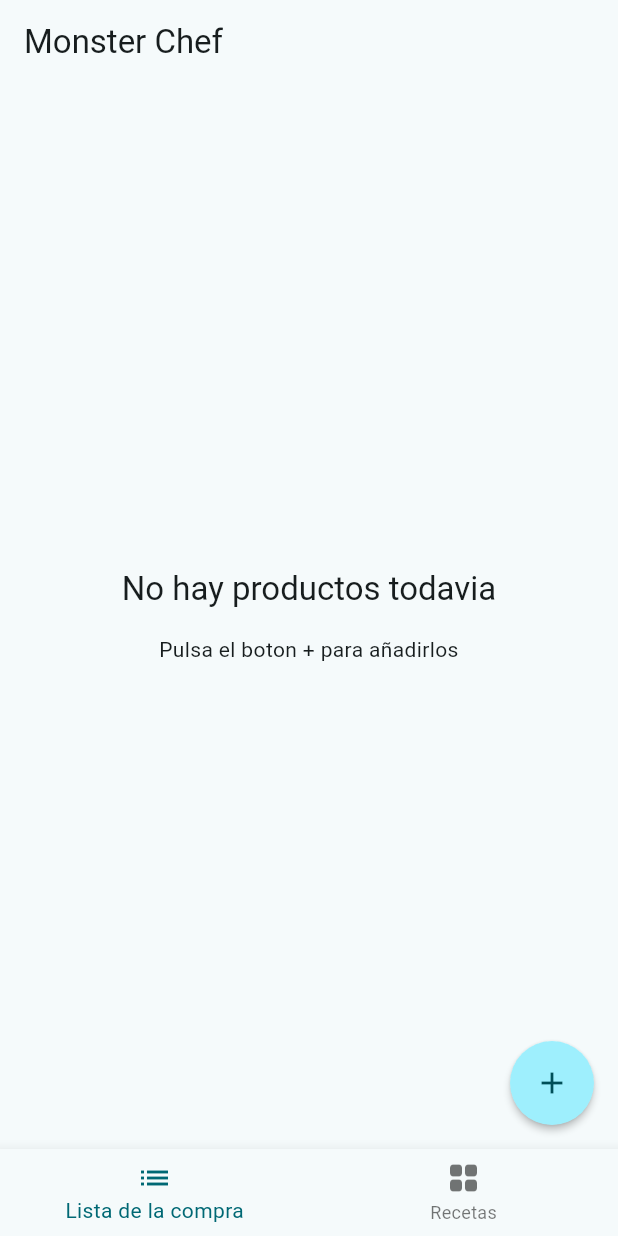
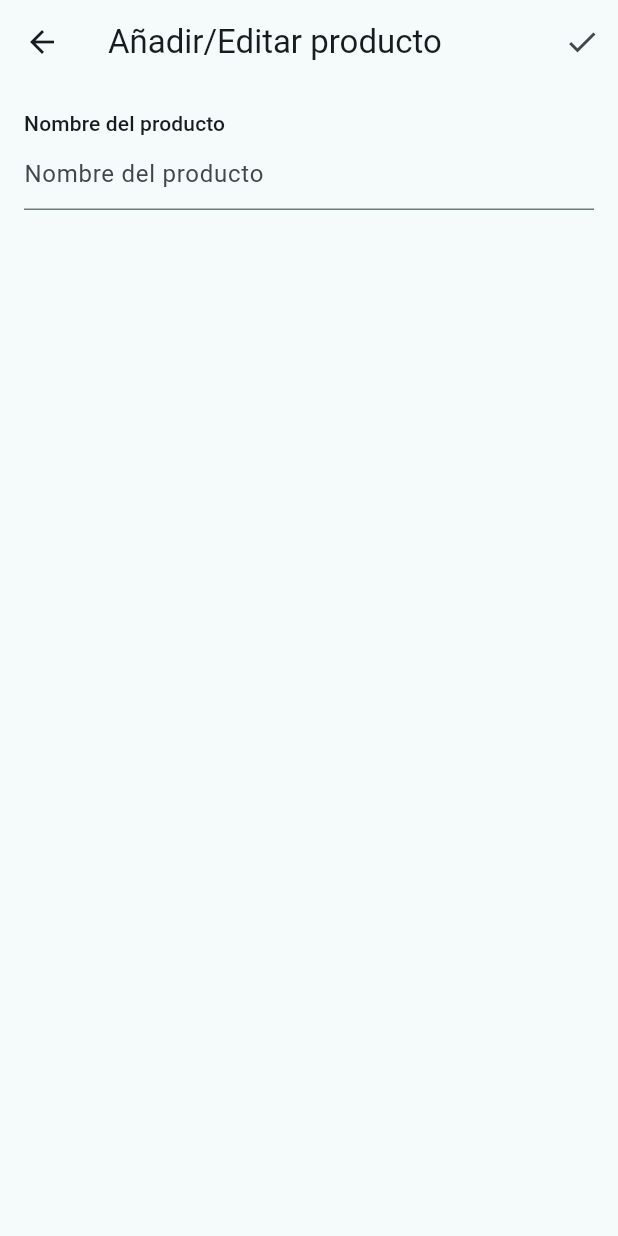
Before and after one commit to AgustinRamosTorres/sesion_3_moviles, a Flutter app: the screen it shows after launch, after a tap on the "add" icon, on a phone screen of 412 x 824 dp. Run offline on Flutter 3.47's test engine with Material 3 defaults, Android fonts, the phone set to English and light mode, and no system bars.

Commit message:
Finalizado

```diff
--- /dev/null
+++ b/lib/lista_compra_aniadir_producto.dart
@@ -0,0 +1,104 @@
+import 'package:flutter/material.dart';
+import 'package:sesion_2_moviles/producto.dart';
+import 'package:uuid/uuid.dart';
+
+class ListaCompraAniadirProducto extends StatefulWidget {
+  final Function(Producto) crearProducto;
+  final Function(Producto) editarProducto;
+  final Producto? productoOriginal;
+  final bool actualizando;
+
+  const ListaCompraAniadirProducto({
+    Key? key,
+    required this.crearProducto,
+    required this.editarProducto,
+    this.productoOriginal,
+  }) : actualizando = (productoOriginal != null),
+       super(key: key);
+
+  @override
+  State<ListaCompraAniadirProducto> createState() =>
+      _ListaCompraAniadirProductoState();
+}
+
+class _ListaCompraAniadirProductoState
+    extends State<ListaCompraAniadirProducto> {
+  final _controladorNombre = TextEditingController();
+  String _nombre = '';
+  bool _completado = false;
+
+  //12
+  @override
+  void initState() {
+    super.initState();
+    _controladorNombre.addListener(() {
+      setState(() {
+        _nombre = _controladorNombre.text;
+      });
+    });
+    // 22
+  }
+
+  void dispose() {
+    _controladorNombre.dispose();
+    super.dispose();
+  }
+
+  @override
+  Widget build(BuildContext context) {
+    return Scaffold(
+      appBar: AppBar(
+        actions: [
+          IconButton(
+            icon: const Icon(Icons.check),
+            // 8
+            onPressed: () {
+              final producto = Producto(
+                id: widget.productoOriginal?.id ?? const Uuid().v1(),
+                nombre: _controladorNombre.text,
+                completado: _completado,
+                //14
+                importancia: Importancia.media,
+                // 17
+                cantidad: 1,
+              );
+
+              if (widget.actualizando) {
+                widget.editarProducto(producto);
+              } else {
+                widget.crearProducto(producto);
+              }
+            },
+          ),
+        ],
+        elevation: 0.0,
+        title: const Text('Añadir/Editar producto'),
+      ),
+      body: Container(
+        padding: const EdgeInsets.all(16.0),
+        child: ListView(
+          children: <Widget>[
+            construyeCampoNombre(),
+            // 13
+          ],
+        ),
+      ),
+    );
+  }
+
+  Widget construyeCampoNombre() {
+    return Column(
+      crossAxisAlignment: CrossAxisAlignment.start,
+      children: <Widget>[
+        Text(
+          "Nombre del producto",
+          style: Theme.of(context).textTheme.titleSmall,
+        ),
+        TextField(
+          controller: _controladorNombre,
+          decoration: const InputDecoration(hintText: 'Nombre del producto'),
+        ),
+      ],
+    );
+  }
+}
--- a/lib/lsita_compra_pantalla.dart
+++ b/lib/lsita_compra_pantalla.dart
@@ -1,7 +1,10 @@
 import 'package:flutter/material.dart';
 import 'package:provider/provider.dart';
 import 'package:sesion_2_moviles/lista_compra.dart';
+import 'package:sesion_2_moviles/lista_compra_aniadir_producto.dart';
+import 'package:sesion_2_moviles/lista_compra_pantalla_llena.dart';
 import 'package:sesion_2_moviles/lista_compra_pantalla_vacia.dart';
+import 'package:sesion_2_moviles/producto.dart';
 
 class ListaCompraPantalla extends StatelessWidget {
   const ListaCompraPantalla({super.key});
@@ -17,7 +20,23 @@ class ListaCompraPantalla extends StatelessWidget {
         shape: const CircleBorder(),
         // 7
         onPressed: () {
-
+          // 9
+          final manager = Provider.of<ListaCompra>(context, listen: false);
+          Navigator.push(
+            context,
+            MaterialPageRoute(
+              builder: (context) {
+                return ListaCompraAniadirProducto(
+                  // 10
+                  crearProducto: (producto) {
+                    manager.anadeProducto(producto);
+                    Navigator.pop(context);
+                  },
+                  editarProducto: (producto) {},
+                );
+              },
+            ),
+          );
         },
         child: const Icon(Icons.add),
       ),
@@ -26,15 +45,14 @@ class ListaCompraPantalla extends StatelessWidget {
 
   Widget construirPantallaListaCompra() {
     return Consumer<ListaCompra>(
-        builder: (context, manager, child) {
-          if (manager.productos.isNotEmpty) {
-            // 11
-            return Container(color: Colors.blueGrey);
-          } else {
-            return const ListaCompraPantallaVacia();
-          }
+      builder: (context, manager, child) {
+        if (manager.productos.isNotEmpty) {
+          // 11
+          return ListaCompraPantallaLlena(listaCompra: manager);
+        } else {
+          return const ListaCompraPantallaVacia();
         }
+      },
     );
   }
-
 }
--- a/lib/moster_chef_pagina_principal.dart
+++ b/lib/moster_chef_pagina_principal.dart
@@ -50,3 +50,6 @@ class _MosterChefPaginaPrincipalState extends State<MosterChefPaginaPrincipal> {
     });
   }
 }
+
+
+// Hacer casi el enumerado de la sesión 1
--- a/pubspec.yaml
+++ b/pubspec.yaml
@@ -35,6 +35,7 @@ dependencies:
   # Use with the CupertinoIcons class for iOS style icons.
   cupertino_icons: ^1.0.8
   provider: ^6.1.4
+  uuid: ^4.5.1
 
 dev_dependencies:
   flutter_test:
```
Also changed, not shown: lib/lista_compra_pantalla_llena.dart (added, +30 -0 lines), pubspec.lock, 1 other file.
